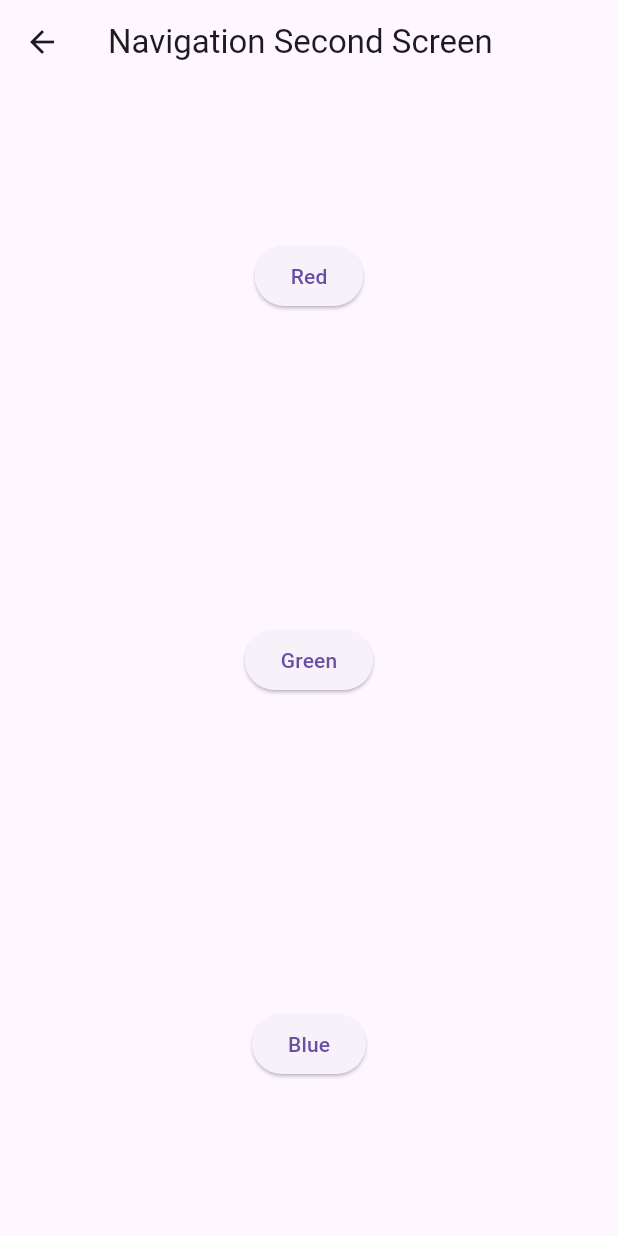
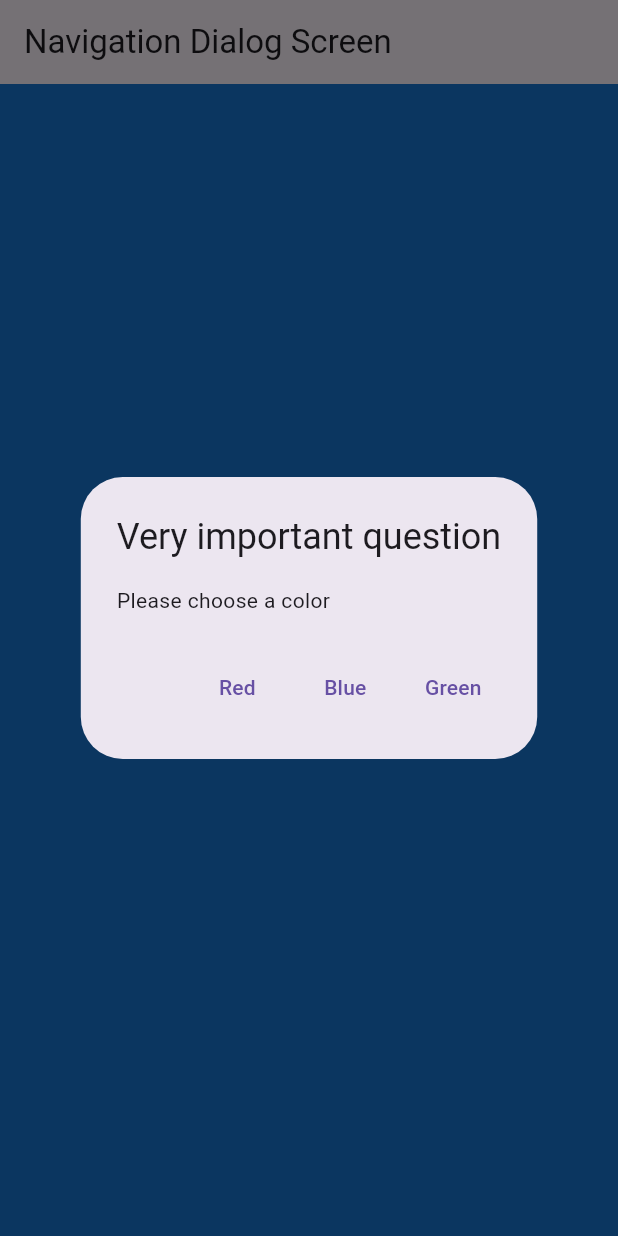
Before and after one commit to zkyy484/prak_asycronous, a Flutter app: the screen it shows after launch, after a tap on "Change Color", on a phone screen of 412 x 824 dp. Run offline on Flutter 3.47's test engine with Material 3 defaults, Android fonts, the phone set to English and light mode, and no system bars; our stand-ins replace geolocator.

Commit message:
praktikum 9

```diff
--- a/lib/main.dart
+++ b/lib/main.dart
@@ -4,6 +4,7 @@
 import 'dart:async';
 import 'package:async/async.dart';
 import 'package:praktikum_acronyus/geolocation.dart';
+import 'package:praktikum_acronyus/navigation_dialog.dart';
 import 'package:praktikum_acronyus/navigation_first.dart';
 
 
@@ -23,7 +24,7 @@
         primarySwatch: Colors.blue,
         visualDensity: VisualDensity.adaptivePlatformDensity,
       ),
-      home: NavigationFirst(),
+      home: NavigationDialog(),
       // home: const FuturePage(),
     );
   }
--- /dev/null
+++ b/lib/navigation_dialog.dart
@@ -0,0 +1,65 @@
+import 'package:flutter/material.dart';
+
+class NavigationDialog extends StatefulWidget {
+  const NavigationDialog ({super.key});
+
+  @override
+  State<NavigationDialog> createState() => _navigationDialogState();
+}
+
+class _navigationDialogState extends State<NavigationDialog> {
+  Color color = Colors.blue.shade700;
+
+  @override
+  Widget build(BuildContext context) {
+    return Scaffold(
+      backgroundColor: color,
+      appBar: AppBar(
+        title: const Text('Navigation Dialog Screen'),
+      ),
+      body: Center(
+        child: ElevatedButton(
+          onPressed: () {
+            _showColorDialog(context);
+          },
+          child: const Text('Change Color')),
+      ),
+    );
+  }
+
+  _showColorDialog(BuildContext context) async {
+  await showDialog(
+    barrierDismissible: false,
+    context: context,
+    builder: (_) {
+      return AlertDialog(
+        title: const Text('Very important question'),
+        content: const Text('Please choose a color'),
+        actions: <Widget>[
+          TextButton(
+            onPressed: () {
+              color = Colors.red.shade700;
+              Navigator.pop(context, color);
+            },
+            child: const Text('Red')),
+
+            TextButton(
+            onPressed: () {
+              color = Colors.blue.shade700;
+              Navigator.pop(context, color);
+            },
+            child: const Text('Blue')),
+
+            TextButton(
+            onPressed: () {
+              color = Colors.green.shade700;
+              Navigator.pop(context, color);
+            },
+            child: const Text('Green'))
+        ],
+      );
+    });
+    setState(() {
+    });
+}
+}
```
